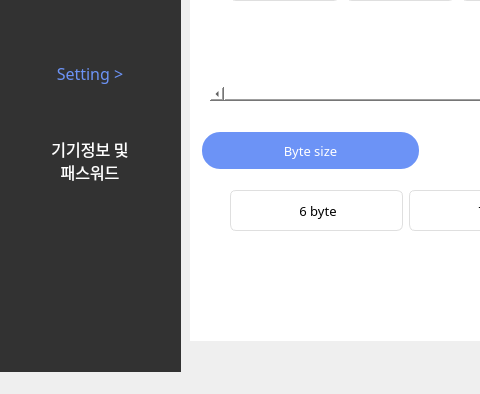
Qt form step4.ui (skyun333/wallpad) before a commit; both pictures show x 0 to 480 and y 310 to 704 of the 961 by 704 pixel window.
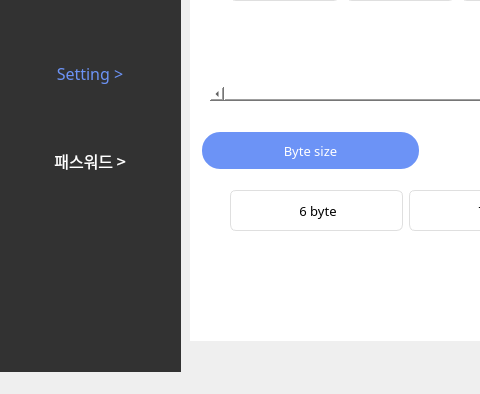
The same form after that commit.

Diff of the .ui file:
```diff
--- a/step4.ui
+++ b/step4.ui
@@ -323,8 +323,7 @@
         <string notr="true">color:rgb(255, 255, 255)</string>
        </property>
        <property name="text">
-        <string>기기정보 및
-패스워드</string>
+        <string>패스워드 &gt;</string>
        </property>
        <property name="alignment">
         <set>Qt::AlignCenter</set>
```
Left out of the diff: 2 changed lines with no effect on the pictures.
